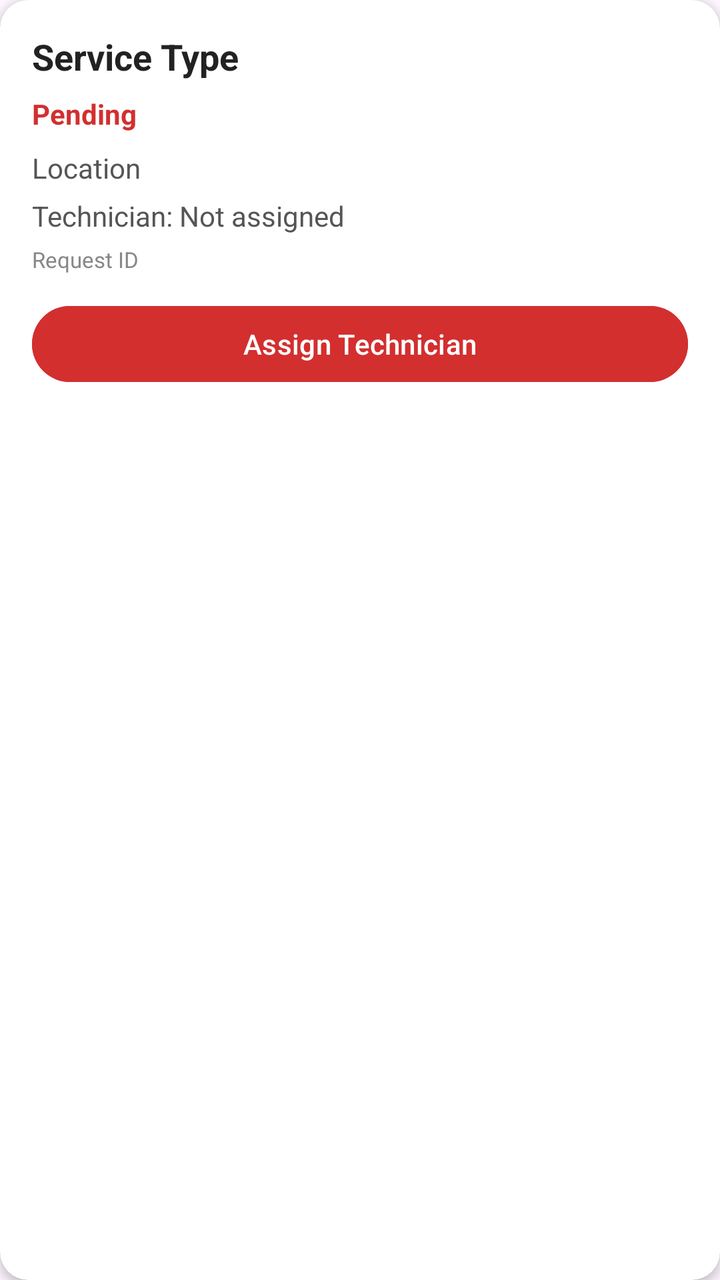
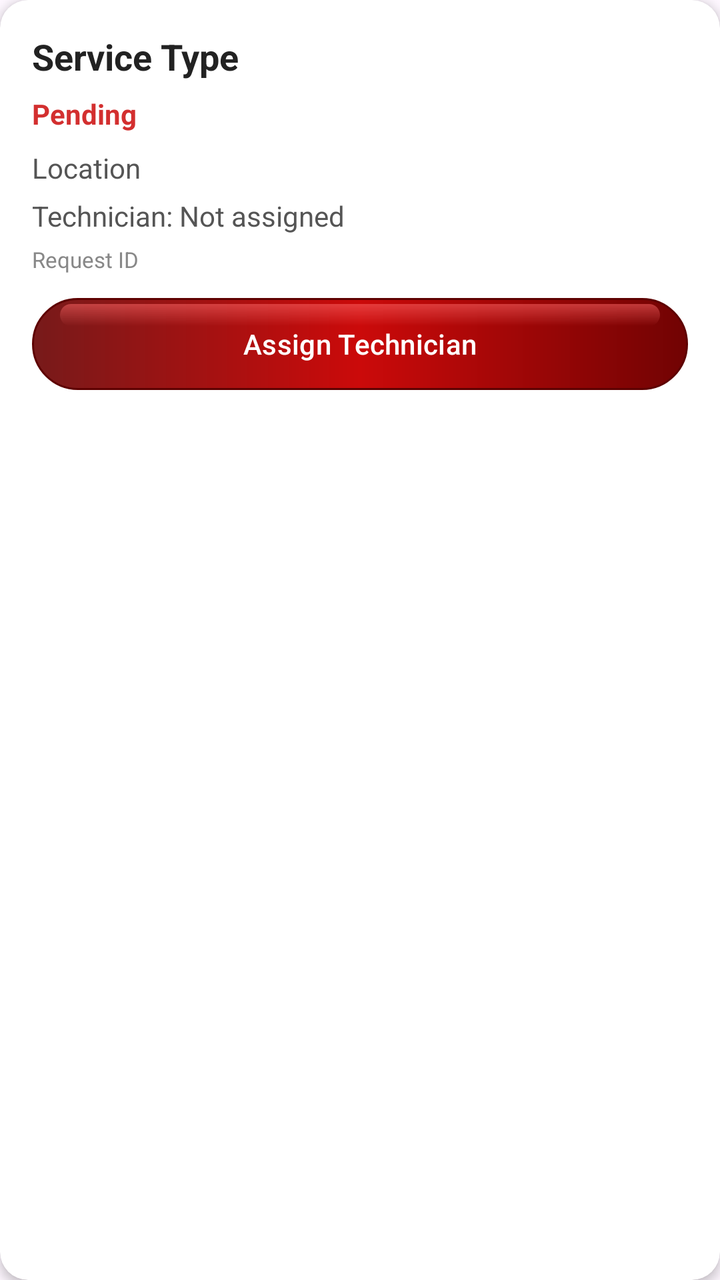

Screens rendered from an Android XML layout before and after an edit, with the pre-edit source and the edit as a unified diff.
<!-- AndroidManifest.xml: application theme Theme.RoadSideAssistance -->
<!-- res/layout/item_admin_request.xml -->
<?xml version="1.0" encoding="utf-8"?>
<androidx.cardview.widget.CardView xmlns:android="http://schemas.android.com/apk/res/android"
    xmlns:app="http://schemas.android.com/apk/res-auto"
    android:layout_width="match_parent"
    android:layout_height="wrap_content"
    android:layout_marginBottom="12dp"
    app:cardBackgroundColor="#FFFFFF"
    app:cardCornerRadius="14dp"
    app:cardElevation="3dp">

    <LinearLayout
        android:layout_width="match_parent"
        android:layout_height="wrap_content"
        android:orientation="vertical"
        android:padding="16dp">

        <TextView
            android:id="@+id/tvRequestService"
            android:layout_width="match_parent"
            android:layout_height="wrap_content"
            android:text="Service Type"
            android:textColor="#222222"
            android:textSize="18sp"
            android:textStyle="bold" />

        <TextView
            android:id="@+id/tvRequestStatus"
            android:layout_width="wrap_content"
            android:layout_height="wrap_content"
            android:layout_marginTop="7dp"
            android:text="Pending"
            android:textColor="#D32F2F"
            android:textSize="14sp"
            android:textStyle="bold" />

        <TextView
            android:id="@+id/tvRequestLocation"
            android:layout_width="match_parent"
            android:layout_height="wrap_content"
            android:layout_marginTop="8dp"
            android:text="Location"
            android:textColor="#555555"
            android:textSize="14sp" />

        <TextView
            android:id="@+id/tvRequestTechnician"
            android:layout_width="match_parent"
            android:layout_height="wrap_content"
            android:layout_marginTop="5dp"
            android:text="Technician: Not assigned"
            android:textColor="#555555"
            android:textSize="14sp" />

        <TextView
            android:id="@+id/tvRequestId"
            android:layout_width="match_parent"
            android:layout_height="wrap_content"
            android:layout_marginTop="5dp"
            android:text="Request ID"
            android:textColor="#888888"
            android:textSize="11sp" />

        <Button
            android:id="@+id/btnAssignTechnician"
            android:layout_width="match_parent"
            android:layout_height="46dp"
            android:layout_marginTop="12dp"
            android:backgroundTint="#D32F2F"
            android:text="Assign Technician"
            android:textAllCaps="false"
            android:textColor="#FFFFFF" />

    </LinearLayout>

</androidx.cardview.widget.CardView>
<!-- resources referenced by this layout -->
<resources>
  <style name="Theme.RoadSideAssistance" parent="Base.Theme.RoadSideAssistance" />
  <style name="Base.Theme.RoadSideAssistance" parent="Theme.Material3.DayNight.NoActionBar">
  
          <item name="colorPrimary">#14F500</item>
          <item name="colorSecondary">#14F500</item>
          <item name="colorControlActivated">#14F500</item>
  
      </style>
</resources>

<!-- the commit's change to res/layout/item_admin_request.xml (unified diff, before → after) -->
@@ -3,6 +3,7 @@
     xmlns:app="http://schemas.android.com/apk/res-auto"
     android:layout_width="match_parent"
     android:layout_height="wrap_content"
+    android:fitsSystemWindows="true"
     android:layout_marginBottom="12dp"
     app:cardBackgroundColor="#FFFFFF"
     app:cardCornerRadius="14dp"
@@ -65,7 +66,8 @@
             android:layout_width="match_parent"
             android:layout_height="46dp"
             android:layout_marginTop="12dp"
-            android:backgroundTint="#D32F2F"
+            app:backgroundTint="@null"
+            android:background="@drawable/bg_signup_btn"
             android:text="Assign Technician"
             android:textAllCaps="false"
             android:textColor="#FFFFFF" />
<!-- resource entries referenced after the edit -->
@@ -1,5 +1,89 @@
 <!-- resources referenced by this layout -->
 <resources>
+  <!-- drawable bg_signup_btn (drawable) -->
+  <?xml version="1.0" encoding="utf-8"?>
+  <layer-list xmlns:android="http://schemas.android.com/apk/res/android">
+  
+      
+      <item>
+          <shape android:shape="rectangle">
+              <corners android:radius="100dp" />
+              <gradient
+                  android:angle="0"
+                  android:type="linear"
+                  android:startColor="#771A1A"
+                  android:centerColor="#CB0A0A"
+                  android:endColor="#710303" />
+              <stroke
+                  android:width="1dp"
+                  android:color="#5E0000" />
+          </shape>
+      </item>
+  
+      
+      <item
+          android:top="6dp"
+          android:bottom="6dp"
+          android:left="6dp"
+          android:right="6dp">
+          <shape android:shape="rectangle">
+              <corners android:radius="100dp" />
+              <stroke
+                  android:width="0dp"
+                  android:color="#40FF8888" />
+          </shape>
+      </item>
+  
+      
+      <item
+          android:top="3dp"
+          android:bottom="32dp"
+          android:left="14dp"
+          android:right="14dp">
+          <shape android:shape="rectangle">
+              <corners android:radius="100dp" />
+              <gradient
+                  android:angle="270"
+                  android:startColor="#85FF6969"
+                  android:endColor="#00FF6969" />
+          </shape>
+      </item>
+  
+  </layer-list>
+  
+  
+  
+  
+  
+  
+  
+  
+  
+  
+  
+  
+  
+  
+  
+  
+  
+  
+  
+  
+  
+  
+  
+  
+  
+  
+  
+  
+  
+  
+  
+  
+  
+  
   <style name="Theme.RoadSideAssistance" parent="Base.Theme.RoadSideAssistance" />
   <style name="Base.Theme.RoadSideAssistance" parent="Theme.Material3.DayNight.NoActionBar">
   
